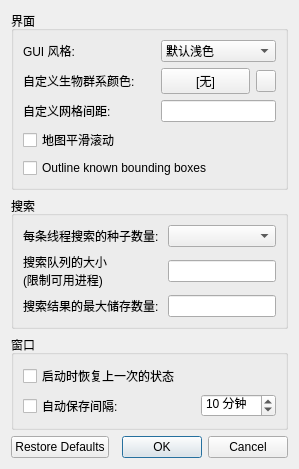
This is src/configdialog.ui in Sinbing/cubiomes-viewer as Qt 5 draws it before an edit. The edited form follows.
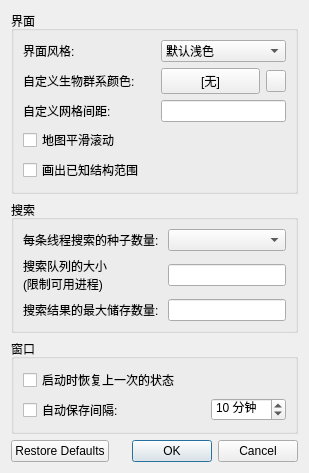
This is the edited form. Icons and pictures are not drawn.

```diff
--- a/src/configdialog.ui
+++ b/src/configdialog.ui
@@ -2,6 +2,14 @@
 <ui version="4.0">
  <class>ConfigDialog</class>
  <widget class="QDialog" name="ConfigDialog">
+  <property name="geometry">
+   <rect>
+    <x>0</x>
+    <y>0</y>
+    <width>309</width>
+    <height>458</height>
+   </rect>
+  </property>
   <property name="windowTitle">
    <string>偏好设定</string>
   </property>
@@ -93,14 +101,14 @@
       <item row="4" column="0" colspan="4">
        <widget class="QCheckBox" name="checkBBoxes">
         <property name="text">
-         <string>Outline known bounding boxes</string>
+         <string>画出已知结构范围</string>
         </property>
        </widget>
       </item>
       <item row="0" column="0">
        <widget class="QLabel" name="label_4">
         <property name="text">
-         <string>GUI 风格:</string>
+         <string>界面风格:</string>
         </property>
        </widget>
       </item>
```
